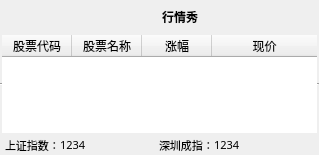
brucezhao/stockshow, file dlgmain.ui: the form before one commit.
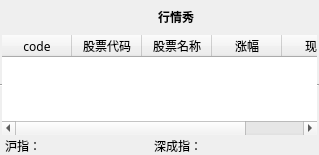
The form after the commit. Icons and pictures are not drawn.

What changed in the file:
```diff
--- a/dlgmain.ui
+++ b/dlgmain.ui
@@ -58,7 +58,13 @@
          <number>5</number>
         </property>
         <item>
-         <widget class="QToolButton" name="toolButton_2">
+         <widget class="QToolButton" name="tbOption">
+          <property name="maximumSize">
+           <size>
+            <width>24</width>
+            <height>16777215</height>
+           </size>
+          </property>
           <property name="toolTip">
            <string>设置</string>
           </property>
@@ -203,7 +209,7 @@
         <enum>Qt::SolidLine</enum>
        </property>
        <property name="sortingEnabled">
-        <bool>true</bool>
+        <bool>false</bool>
        </property>
        <attribute name="horizontalHeaderDefaultSectionSize">
         <number>70</number>
@@ -223,6 +229,11 @@
        <attribute name="verticalHeaderHighlightSections">
         <bool>false</bool>
        </attribute>
+       <column>
+        <property name="text">
+         <string>code</string>
+        </property>
+       </column>
        <column>
         <property name="text">
          <string>股票代码</string>
@@ -247,7 +258,7 @@
      </item>
      <item>
       <widget class="QWidget" name="wStatusbar" native="true">
-       <layout class="QGridLayout" name="gridLayout_2">
+       <layout class="QGridLayout" name="gridLayout_2" columnstretch="1,5,1,5">
         <property name="leftMargin">
          <number>5</number>
         </property>
@@ -263,18 +274,6 @@
         <property name="spacing">
          <number>0</number>
         </property>
-        <item row="0" column="0">
-         <widget class="QLabel" name="label_2">
-          <property name="font">
-           <font>
-            <pointsize>8</pointsize>
-           </font>
-          </property>
-          <property name="text">
-           <string>上证指数：</string>
-          </property>
-         </widget>
-        </item>
         <item row="0" column="1">
          <widget class="QLabel" name="label_4">
           <property name="minimumSize">
@@ -288,38 +287,10 @@
             <pointsize>8</pointsize>
            </font>
           </property>
-          <property name="text">
-           <string>1234</string>
-          </property>
          </widget>
         </item>
-        <item row="0" column="2">
-         <spacer name="horizontalSpacer">
-          <property name="orientation">
-           <enum>Qt::Horizontal</enum>
-          </property>
-          <property name="sizeHint" stdset="0">
-           <size>
-            <width>14</width>
-            <height>20</height>
-           </size>
-          </property>
-         </spacer>
-        </item>
         <item row="0" column="3">
-         <widget class="QLabel" name="label_3">
-          <property name="font">
-           <font>
-            <pointsize>8</pointsize>
-           </font>
-          </property>
-          <property name="text">
-           <string>深圳成指：</string>
-          </property>
-         </widget>
-        </item>
-        <item row="0" column="4">
-         <widget class="QLabel" name="label_5">
+         <widget class="QLabel" name="lbSZIndex">
           <property name="minimumSize">
            <size>
             <width>100</width>
@@ -332,7 +303,31 @@
            </font>
           </property>
           <property name="text">
-           <string>1234</string>
+           <string/>
+          </property>
+         </widget>
+        </item>
+        <item row="0" column="0">
+         <widget class="QLabel" name="label_2">
+          <property name="font">
+           <font>
+            <pointsize>9</pointsize>
+           </font>
+          </property>
+          <property name="text">
+           <string>沪指：</string>
+          </property>
+         </widget>
+        </item>
+        <item row="0" column="2">
+         <widget class="QLabel" name="label_3">
+          <property name="font">
+           <font>
+            <pointsize>9</pointsize>
+           </font>
+          </property>
+          <property name="text">
+           <string>深成指：</string>
           </property>
          </widget>
         </item>
```
Left out of the diff: 6 changed lines with no effect on the pictures.
